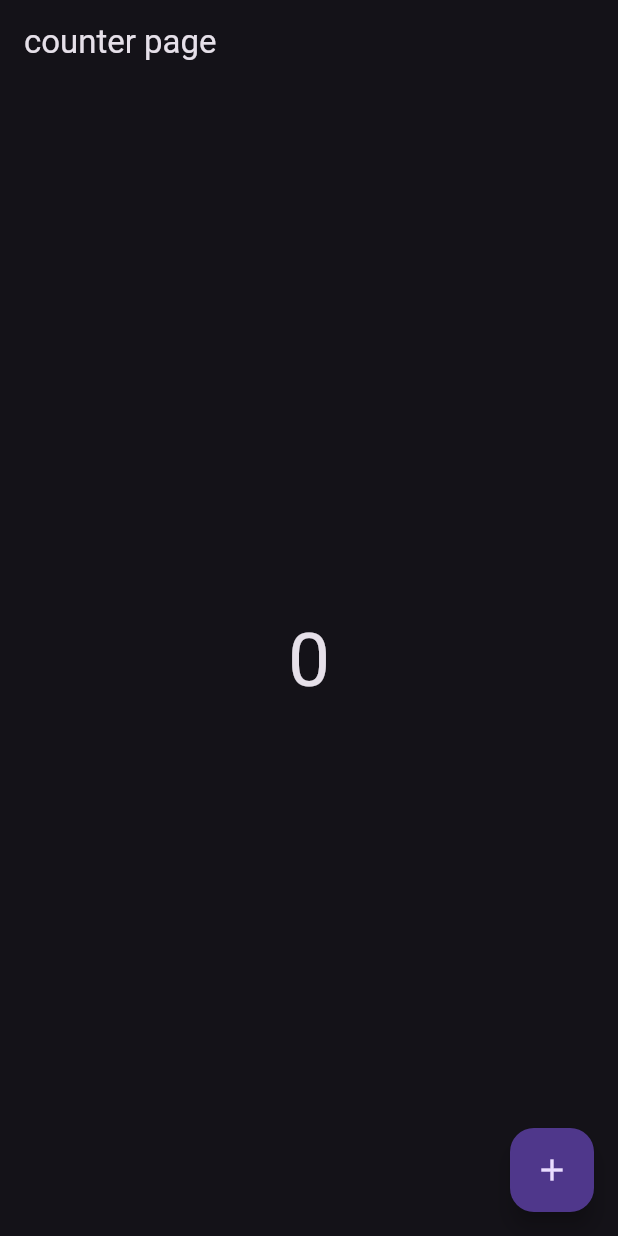
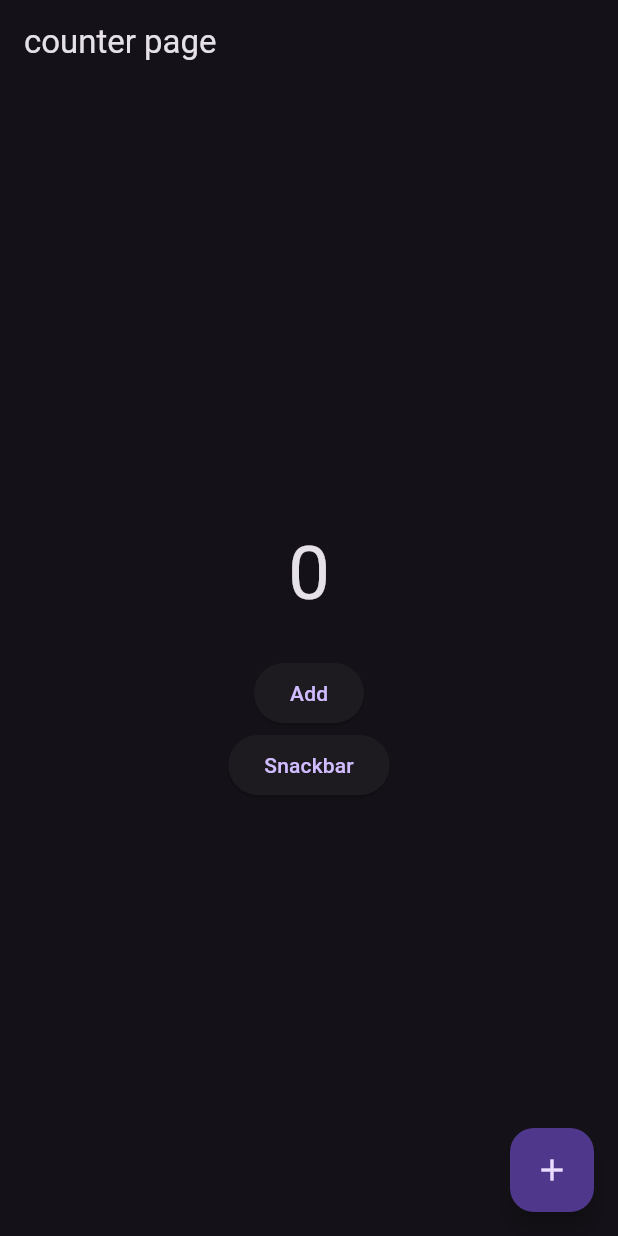
Before and after one commit to Admiral-123/flutter_bloc_2, a Flutter app: the screen it shows after launch, on a phone screen of 412 x 824 dp. Run offline on Flutter 3.47's test engine with Material 3 defaults, Android fonts, the light colour scheme and no system bars; our stand-ins replace bloc, flutter_bloc.

Commit message:
about bloc_listener

```diff
--- a/lib/feature/counter/bloc/counter_bloc.dart
+++ b/lib/feature/counter/bloc/counter_bloc.dart
@@ -9,6 +9,8 @@ part 'counter_state.dart';
 class CounterBloc extends Bloc<CounterEvent, CounterState> {
   CounterBloc() : super(CounterInitial()) {
     on<CounterIncrementEvent>(counterIncrementEvent);
+    on<CounterShowSnackbarActionEvent>(counterShowSnackbarActionEvent);
+    on<CounterIncrementActionEvent>(counterIncrementActionEvent);
   }
 
   int val = -1;
@@ -18,4 +20,14 @@ class CounterBloc extends Bloc<CounterEvent, CounterState> {
     val = val + 1;
     emit(CounterIncrementState(val: val));
   }
+
+  FutureOr<void> counterShowSnackbarActionEvent(
+      CounterShowSnackbarActionEvent event, Emitter<CounterState> emit) {
+    emit(CounterShowSnackbarActionSate());
+  }
+
+  FutureOr<void> counterIncrementActionEvent(
+      CounterIncrementActionEvent event, Emitter<CounterState> emit) {
+    emit(CounterIncrementActionState());
+  }
 }
--- a/lib/feature/counter/bloc/counter_event.dart
+++ b/lib/feature/counter/bloc/counter_event.dart
@@ -4,3 +4,9 @@ part of 'counter_bloc.dart';
 sealed class CounterEvent {}
 
 class CounterIncrementEvent extends CounterEvent {}
+
+// class CounterSnackbarEvent extends CounterEvent {}
+
+class CounterShowSnackbarActionEvent extends CounterEvent {}
+
+class CounterIncrementActionEvent extends CounterEvent {}
--- a/lib/feature/counter/bloc/counter_state.dart
+++ b/lib/feature/counter/bloc/counter_state.dart
@@ -5,8 +5,14 @@ sealed class CounterState {}
 
 final class CounterInitial extends CounterState {}
 
+abstract class CounterActionState extends CounterState {}
+
 class CounterIncrementState extends CounterState {
   final int val;
 
   CounterIncrementState({required this.val});
 }
+
+class CounterShowSnackbarActionSate extends CounterActionState {}
+
+class CounterIncrementActionState extends CounterActionState {}
--- a/lib/feature/counter/ui/counter_page.dart
+++ b/lib/feature/counter/ui/counter_page.dart
@@ -18,50 +18,94 @@ class _CounterPageState extends State<CounterPage> {
     counterBloc.add(CounterIncrementEvent());
   }
 
+  int val = 0;
   @override
   Widget build(BuildContext context) {
+    // return Scaffold(
+    //   appBar: AppBar(
+    //     title: Text("counter page"),
+    //   ),
+    //   body: BlocBuilder<CounterBloc, CounterState>(
+    //     // block builder rebuilds the state
+    //     bloc: counterBloc,
+    //     builder: (context, state) {
+    //       switch (state.runtimeType) {
+    //         case CounterIncrementState:
+    //           final successState = state as CounterIncrementState;
+    //           return Center(
+    //             child: Column(
+    //               mainAxisAlignment: MainAxisAlignment.center,
+    //               children: [
+    //                 Text(
+    //                   successState.val.toString(),
+    //                   style: TextStyle(fontSize: 50),
+    //                 )
+    //               ],
+    //             ),
+    //           );
+    //         default:
+    //           return Center(
+    //             child: Column(
+    //               mainAxisAlignment: MainAxisAlignment.center,
+    //               children: [
+    //                 Text(
+    //                   'dont know what happened',
+    //                   style: TextStyle(fontSize: 20),
+    //                 )
+    //               ],
+    //             ),
+    //           );
+    //       }
+    //     },
+    //   ),
+    //   floatingActionButton: FloatingActionButton(
+    //       child: Icon(Icons.add),
+    //       onPressed: () {
+    //         counterBloc.add(CounterIncrementEvent());
+    //       }),
+    // );
+
     return Scaffold(
       appBar: AppBar(
         title: Text("counter page"),
       ),
-      body: BlocBuilder<CounterBloc, CounterState>(
-        // block builder rebuilds the state
+      body: BlocListener<CounterBloc, CounterState>(
+        // BlocListener listen to actionstate and update state, (it doesnt rebuild the state)
         bloc: counterBloc,
-        builder: (context, state) {
-          switch (state.runtimeType) {
-            case CounterIncrementState:
-              final successState = state as CounterIncrementState;
-              return Center(
-                child: Column(
-                  mainAxisAlignment: MainAxisAlignment.center,
-                  children: [
-                    Text(
-                      successState.val.toString(),
-                      style: TextStyle(fontSize: 50),
-                    )
-                  ],
-                ),
-              );
-            default:
-              return Center(
-                child: Column(
-                  mainAxisAlignment: MainAxisAlignment.center,
-                  children: [
-                    Text(
-                      'dont know what happened',
-                      style: TextStyle(fontSize: 20),
-                    )
-                  ],
-                ),
-              );
+        listener: (context, state) {
+          if (state is CounterShowSnackbarActionSate) {
+            ScaffoldMessenger.of(context).showSnackBar(
+                SnackBar(content: Text("snackbar action state listened")));
+          } else if (state is CounterIncrementActionState) {
+            setState(() {
+              val = val + 1;
+            });
           }
         },
+        child: Center(
+            child:
+                Column(mainAxisAlignment: MainAxisAlignment.center, children: [
+          Text(
+            val.toString(),
+            style: TextStyle(fontSize: 50),
+          ),
+          const SizedBox(
+            height: 20,
+          ),
+          ElevatedButton(
+              onPressed: () {
+                counterBloc.add(CounterIncrementActionEvent());
+              },
+              child: Text('Add')),
+          ElevatedButton(
+              onPressed: () {
+                counterBloc.add(CounterShowSnackbarActionEvent());
+              },
+              child: Text('Snackbar')),
+        ])),
       ),
-      floatingActionButton: FloatingActionButton(
-          child: Icon(Icons.add),
-          onPressed: () {
-            counterBloc.add(CounterIncrementEvent());
-          }),
+      floatingActionButton:
+          FloatingActionButton(child: Icon(Icons.add), onPressed: () {}),
     );
   }
 }
```
